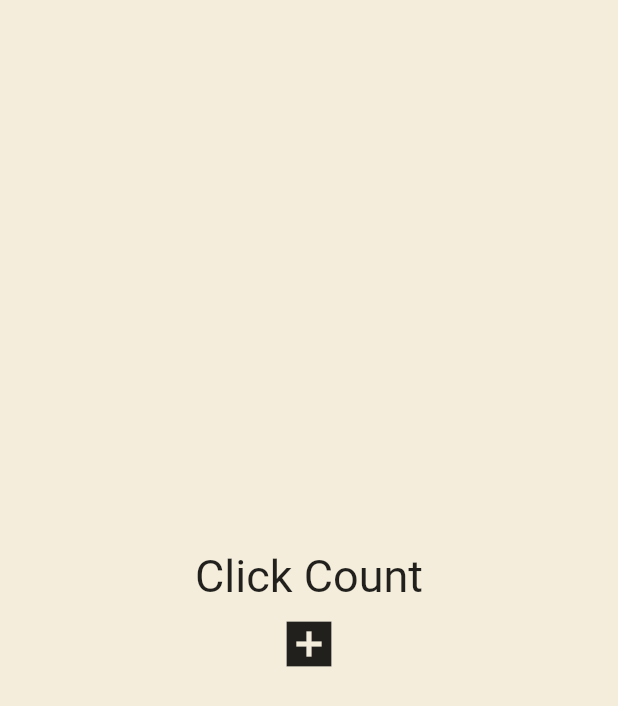
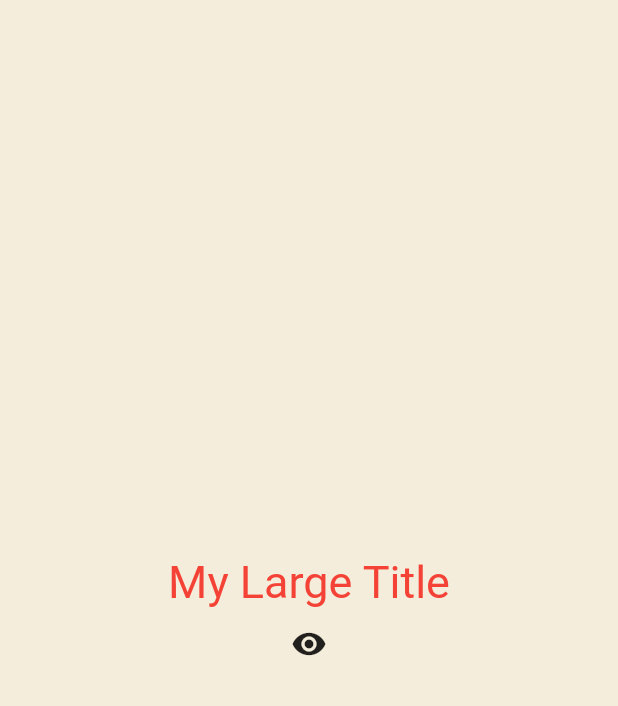
Before and after one commit to haribo09876/Toonflix, a Flutter app: the screen it shows after launch, on a phone screen of 412 x 824 dp. Shown: the top 706 px of the screen. Run offline on Flutter 3.47's test engine with Material 2 defaults, Android fonts, the phone set to English and light mode, and no system bars.

Commit message:
20230718
by KYW

```diff
--- a/lib/main.dart
+++ b/lib/main.dart
@@ -12,34 +12,34 @@ class App extends StatefulWidget {
 }
 
 class _AppState extends State<App> {
-  List<int> numbers = [];
+  bool showTitle = true;
 
-  void onClicked() {
+  void toggleTitle() {
     setState(() {
-      numbers.add(numbers.length);
+      showTitle = !showTitle;
     });
   }
 
   @override
   Widget build(BuildContext context) {
     return MaterialApp(
+      theme: ThemeData(
+        textTheme: const TextTheme(
+          titleLarge: TextStyle(
+            color: Colors.red,
+          ),
+        ),
+      ),
       home: Scaffold(
         backgroundColor: const Color(0xFFF4EDDB),
         body: Center(
           child: Column(
             mainAxisAlignment: MainAxisAlignment.center,
             children: [
-              const Text(
-                'Click Count',
-                style: TextStyle(fontSize: 30),
-              ),
-              for (var n in numbers) Text("$n"),
+              showTitle ? const MyLargeTitle() : const Text('nothing'),
               IconButton(
-                iconSize: 40,
-                onPressed: onClicked,
-                icon: const Icon(
-                  Icons.add_box_sharp,
-                ),
+                onPressed: toggleTitle,
+                icon: const Icon(Icons.remove_red_eye),
               ),
             ],
           ),
@@ -48,3 +48,38 @@ class _AppState extends State<App> {
     );
   }
 }
+
+class MyLargeTitle extends StatefulWidget {
+  const MyLargeTitle({
+    super.key,
+  });
+
+  @override
+  State<MyLargeTitle> createState() => _MyLargeTitleState();
+}
+
+class _MyLargeTitleState extends State<MyLargeTitle> {
+  int count = 0;
+
+  @override
+  void initState() {
+    super.initState();
+    print('initState!');
+  }
+
+  @override
+  void dispose() {
+    super.dispose();
+    print("dispose!");
+  }
+
+  @override
+  Widget build(BuildContext context) {
+    print('build');
+    return Text(
+      'My Large Title',
+      style: TextStyle(
+          fontSize: 30, color: Theme.of(context).textTheme.titleLarge?.color),
+    );
+  }
+}
```
